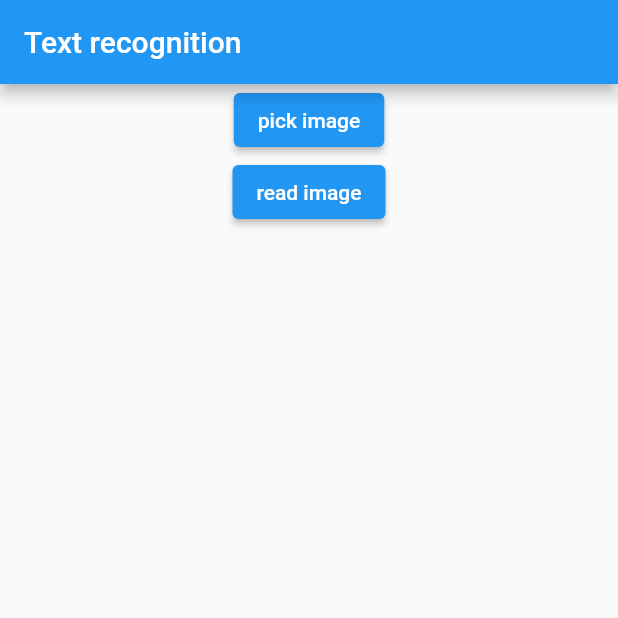
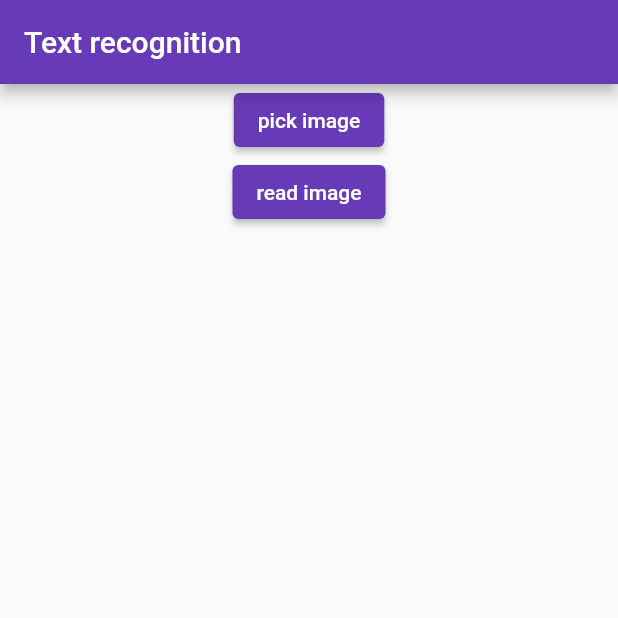
Before and after one commit to viktorvoltz/textrecognition, a Flutter app: the screen it shows after launch, on a phone screen of 412 x 824 dp, the top half of it. Run offline on Flutter 3.47's test engine with Material 2 defaults, Android fonts, the phone set to English and light mode, and no system bars; our stand-ins replace image_picker; missing offline and left inert: firebase_ml_vision; accounts and stored records are empty.

Commit message:
improved ui

```diff
--- a/lib/main.dart
+++ b/lib/main.dart
@@ -10,6 +10,9 @@ class MyApp extends StatelessWidget {
   Widget build(BuildContext context) {
     return MaterialApp(
       debugShowCheckedModeBanner: false,
+      theme: ThemeData(
+        primarySwatch: Colors.deepPurple
+      ),
       title: 'Text Recognition',
       home: FirstScreen(),
     );
--- a/lib/screens/first_screen.dart
+++ b/lib/screens/first_screen.dart
@@ -50,6 +50,7 @@ class _FirstScreenState extends State<FirstScreen> {
 
   @override
   Widget build(BuildContext context) {
+    Size size = MediaQuery.of(context).size;
     return Scaffold(
       appBar: AppBar(
         title: Text('Text recognition'),
@@ -63,7 +64,7 @@ class _FirstScreenState extends State<FirstScreen> {
                 fill
                     ? Container(
                         height: 300,
-                        width: 300,
+                        width: size.width,
                         decoration: BoxDecoration(
                           image: DecorationImage(
                             image: FileImage(
```
